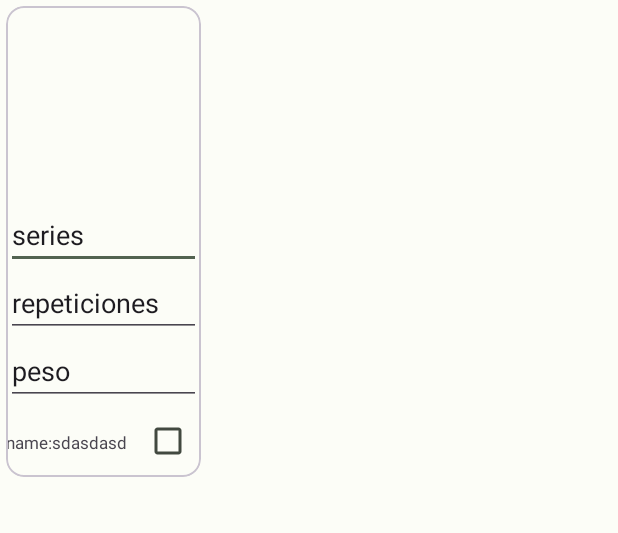
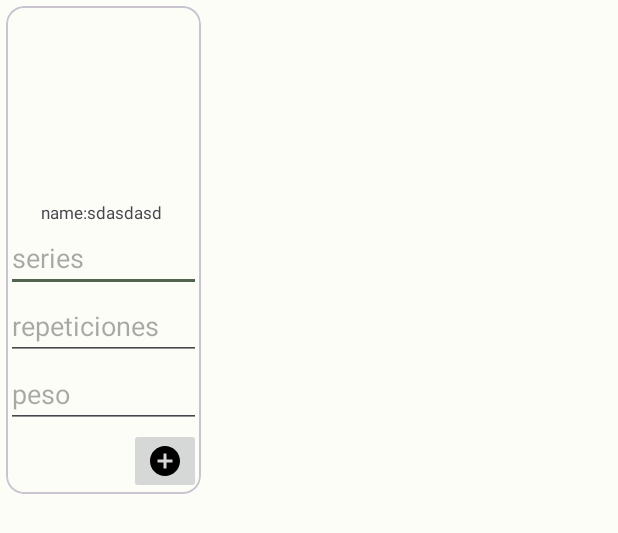
Before and after one commit to SlayterTv/FireGym, an Android app: the layout item_exerciselistworkout.xml on its own in the app's theme, with its tools: preview values and no code run, on a phone screen of 412 x 824 dp. Shown: the top 533 px of the screen. Run offline under Robolectric (Android 15) with nearby library versions, the phone set to English and light mode, and no system bars.

Commit message:
se agrego un circulo para tocar cuando se agregue el ejercicio, tambien es pide q se rellenen los campos antes de continuar. en el adapter cuando seleccionamos los ejerciccios nos devuelve un data class Ejercicio, falta guardarlo en room

```diff
--- a/app/src/main/java/com/slaytertv/firegym/data/model/CalendarioEntrenamientoItem.kt
+++ b/app/src/main/java/com/slaytertv/firegym/data/model/CalendarioEntrenamientoItem.kt
@@ -42,6 +42,7 @@ data class Ejercicio(
     val repeticiones: Int,
     val peso: String,
     val progresion: String,
+    var isSelected: Boolean = false,
     val datosDiarios: List<DatosDiarios>? = null
 ):Parcelable
 @Parcelize
--- a/app/src/main/java/com/slaytertv/firegym/data/model/ExerciseItem.kt
+++ b/app/src/main/java/com/slaytertv/firegym/data/model/ExerciseItem.kt
@@ -44,5 +44,6 @@ data class ExerciseEntity(
     val muscle_group: List<String>? = null,
     val spec_group: List<String>? = null,
     val bar_data: List<BarDataItem>? = null,
-    var name: String
+    var name: String,
+    var isSelected: Boolean = false // Nuevo campo para rastrear la selección
 ): Parcelable
--- a/app/src/main/java/com/slaytertv/firegym/data/repository/AppDatabase.kt
+++ b/app/src/main/java/com/slaytertv/firegym/data/repository/AppDatabase.kt
@@ -7,7 +7,7 @@ import com.slaytertv.firegym.data.model.CalendarioEntrenamientoEntity
 import com.slaytertv.firegym.data.model.ExerciseEntity
 import com.slaytertv.firegym.util.Converters
 
-@Database(entities = [ExerciseEntity::class, CalendarioEntrenamientoEntity::class], version = 2, exportSchema = false)
+@Database(entities = [ExerciseEntity::class, CalendarioEntrenamientoEntity::class], version = 1, exportSchema = false)
 @TypeConverters(Converters::class)
 abstract class AppDatabase : RoomDatabase() {
     abstract fun exerciseDao(): ExerciseDao
--- /dev/null
+++ b/app/src/main/res/drawable/baseline_add_circle_24.xml
@@ -0,0 +1,5 @@
+<vector android:height="24dp" android:tint="#000000"
+    android:viewportHeight="24" android:viewportWidth="24"
+    android:width="24dp" xmlns:android="http://schemas.android.com/apk/res/android">
+    <path android:fillColor="@android:color/white" android:pathData="M12,2C6.48,2 2,6.48 2,12s4.48,10 10,10 10,-4.48 10,-10S17.52,2 12,2zM17,13h-4v4h-2v-4L7,13v-2h4L11,7h2v4h4v2z"/>
+</vector>
--- a/app/src/main/res/layout/item_exerciselistworkout.xml
+++ b/app/src/main/res/layout/item_exerciselistworkout.xml
@@ -8,49 +8,40 @@
         android:layout_width="match_parent"
         android:layout_height="match_parent"
         android:id="@+id/layoutcard"
-        android:orientation="vertical">
+        android:orientation="vertical"
+         >
         <ImageView
             android:padding="4dp"
             android:layout_width="match_parent"
             android:layout_height="130dp"
             android:id="@+id/exerciseImage"/>
+        <TextView
+            android:id="@+id/exerciseName"
+            android:layout_width="match_parent"
+            android:layout_height="wrap_content"
+            android:gravity="center"
+            android:text="name:sdasdasd "
+            android:textSize="11sp"/>
         <EditText
             android:id="@+id/seriescant"
             android:layout_width="match_parent"
             android:layout_height="wrap_content"
-            android:text="series"/>
+            android:hint="series"/>
         <EditText
             android:id="@+id/repcant"
             android:layout_width="match_parent"
             android:layout_height="wrap_content"
-            android:text="repeticiones"/>
+            android:hint="repeticiones"/>
         <EditText
             android:id="@+id/peso"
             android:layout_width="match_parent"
             android:layout_height="wrap_content"
-            android:text="peso"/>
-        <LinearLayout
-            android:orientation="horizontal"
-            android:layout_width="match_parent"
-            android:layout_height="wrap_content">
-            <TextView
-                android:id="@+id/exerciseName"
-                android:layout_width="0dp"
-                android:layout_height="wrap_content"
-                android:layout_weight="2"
-                android:text="name:sdasdasd "
-                android:textSize="11sp"/>
-            <CheckBox
-                android:id="@+id/exerciseCheckbox"
-                android:layout_width="0dp"
-                android:layout_height="wrap_content"
-                android:layout_weight="1"
-                />
-
-        </LinearLayout>
-
-
-
+            android:hint="peso"/>
+        <ImageButton
+            android:id="@+id/add"
+            android:layout_width="wrap_content"
+            android:layout_height="wrap_content"
+            android:layout_gravity="end"
+            android:src="@drawable/baseline_add_circle_24"/>
     </LinearLayout>
-
 </com.google.android.material.card.MaterialCardView>
```
Also changed, not shown: app/src/main/java/com/slaytertv/firegym/ui/view/ownworkout/QuestionListCategoAdapter.kt (+41 -8 lines), app/src/main/java/com/slaytertv/firegym/ui/view/ownworkout/QuestiondosFragment.kt (+2 -9 lines).
